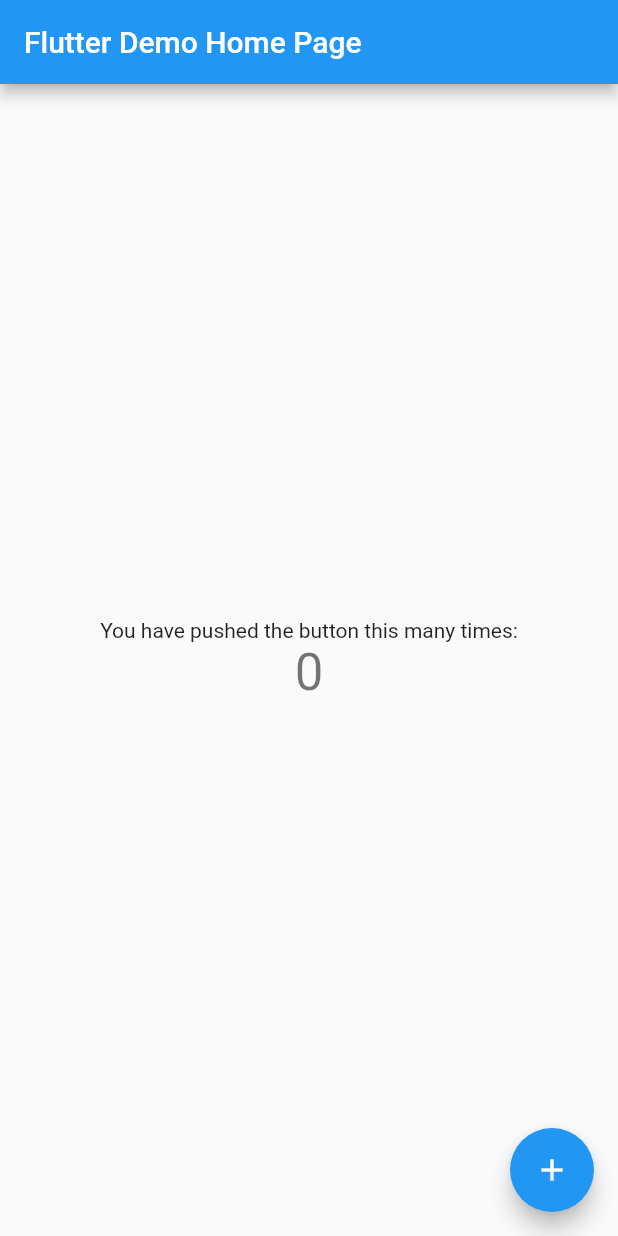
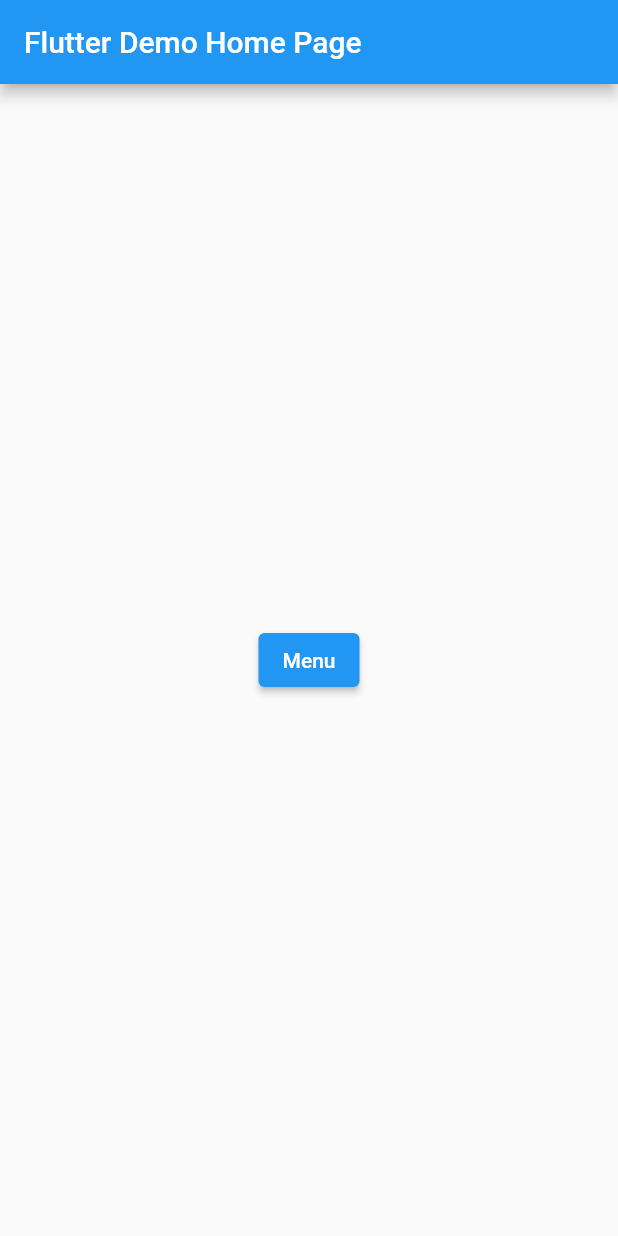
Before and after one commit to nakamurakzz/order-management, a Flutter app: the screen it shows after launch, on a phone screen of 412 x 824 dp. Run offline on Flutter 3.47's test engine with Material 2 defaults, Android fonts, the phone set to English and light mode, and no system bars; our stand-ins replace flutter_hooks, flutter_riverpod, hooks_riverpod.

```diff
--- a/lib/main.dart
+++ b/lib/main.dart
@@ -1,7 +1,10 @@
 import 'package:flutter/material.dart';
+import 'package:flutter_riverpod/flutter_riverpod.dart';
+
+import 'pages/menu_page.dart';
 
 void main() {
-  runApp(const MyApp());
+  runApp(const ProviderScope(child: MyApp()));
 }
 
 class MyApp extends StatelessWidget {
@@ -15,7 +18,11 @@ class MyApp extends StatelessWidget {
       theme: ThemeData(
         primarySwatch: Colors.blue,
       ),
-      home: const MyHomePage(title: 'Flutter Demo Home Page'),
+      routes: {
+        '/': (context) => const MyHomePage(title: 'Flutter Demo Home Page'),
+        '/menu': (context) => const MenuPage(),
+      },
+      initialRoute: '/',
     );
   }
 }
@@ -48,21 +55,15 @@ class _MyHomePageState extends State<MyHomePage> {
         child: Column(
           mainAxisAlignment: MainAxisAlignment.center,
           children: <Widget>[
-            const Text(
-              'You have pushed the button this many times:',
-            ),
-            Text(
-              '$_counter',
-              style: Theme.of(context).textTheme.headline4,
-            ),
+            ElevatedButton(
+              onPressed: () {
+                Navigator.pushNamed(context, '/menu');
+              },
+              child: const Text('Menu'),
+            )
           ],
         ),
       ),
-      floatingActionButton: FloatingActionButton(
-        onPressed: _incrementCounter,
-        tooltip: 'Increment',
-        child: const Icon(Icons.add),
-      ), // This trailing comma makes auto-formatting nicer for build methods.
     );
   }
 }
--- a/pubspec.yaml
+++ b/pubspec.yaml
@@ -36,6 +36,9 @@ dependencies:
   # The following adds the Cupertino Icons font to your application.
   # Use with the CupertinoIcons class for iOS style icons.
   cupertino_icons: ^1.0.2
+  flutter_riverpod: ^2.1.3
+  flutter_hooks: ^0.18.5+1
+  hooks_riverpod: ^2.1.3
 
 dev_dependencies:
   flutter_test:
```
Also changed, not shown: lib/hooks/use_drink_menu.dart (added, +34 -0 lines), lib/pages/menu_page.dart (added, +87 -0 lines), lib/providers/order_provider.dart (added, +17 -0 lines), pubspec.lock, 1 other file.
